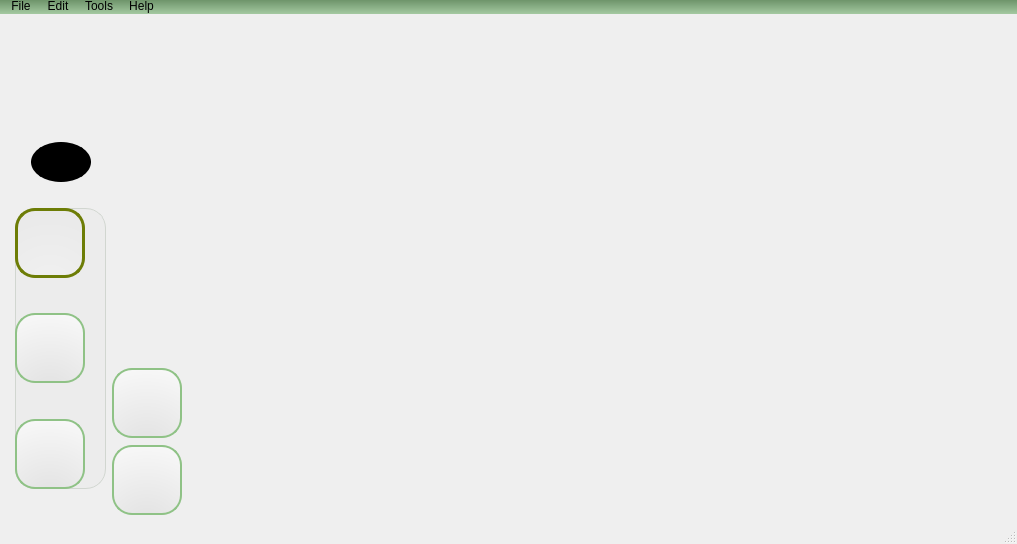
This is onlineboard.ui in MaxMalts/Online_Board as Qt 5 draws it before an edit. The edited form follows.
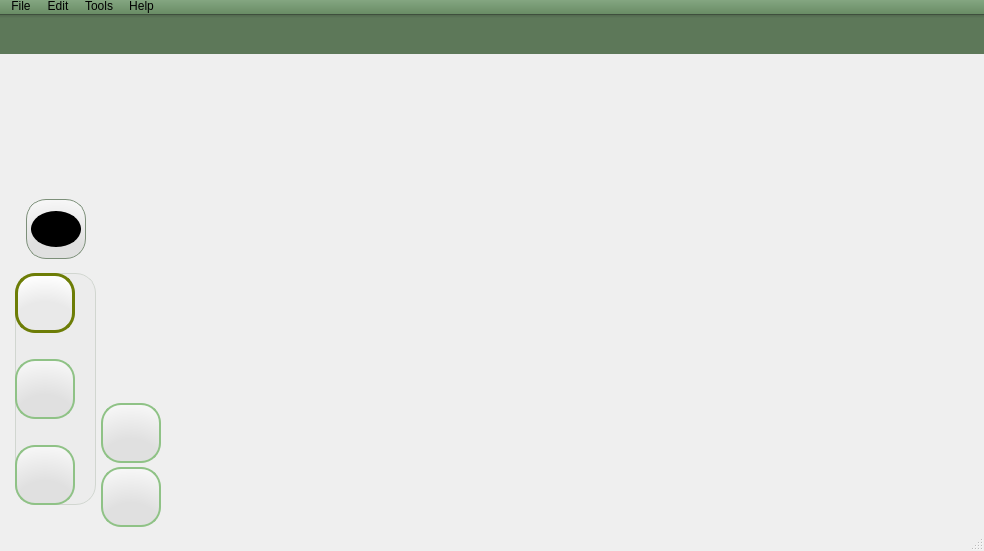
This is the edited form. Icons and pictures are not drawn.

Commit message: Prepared for tools properties implementation; modified buttons and color button for better user experience

```diff
--- a/onlineboard.ui
+++ b/onlineboard.ui
@@ -6,8 +6,8 @@
    <rect>
     <x>0</x>
     <y>0</y>
-    <width>1017</width>
-    <height>544</height>
+    <width>984</width>
+    <height>551</height>
    </rect>
   </property>
   <property name="windowTitle">
@@ -26,42 +26,61 @@
    <property name="focusPolicy">
     <enum>Qt::StrongFocus</enum>
    </property>
-   <layout class="QGridLayout" name="gridLayout">
+   <layout class="QVBoxLayout" name="verticalLayout_5">
+    <property name="spacing">
+     <number>0</number>
+    </property>
+    <property name="leftMargin">
+     <number>0</number>
+    </property>
+    <property name="topMargin">
+     <number>0</number>
+    </property>
+    <property name="rightMargin">
+     <number>0</number>
+    </property>
+    <property name="bottomMargin">
+     <number>0</number>
+    </property>
+    <item>
+     <widget class="QWidget" name="toolProps" native="true">
+      <property name="sizePolicy">
+       <sizepolicy hsizetype="Expanding" vsizetype="Fixed">
+        <horstretch>0</horstretch>
+        <verstretch>0</verstretch>
+       </sizepolicy>
+      </property>
+      <property name="minimumSize">
+       <size>
+        <width>0</width>
+        <height>40</height>
+       </size>
+      </property>
+      <property name="maximumSize">
+       <size>
+        <width>16777215</width>
+        <height>40</height>
+       </size>
+      </property>
+      <property name="styleSheet">
+       <string notr="true">QWidget {
+	background: qlineargradient(x1:0, y1:0, x2:0, y2:1, stop:0 #4e634b, stop:0.1 #5d7859);
+	border-top: 1px solid #3e4f3d;
+}</string>
+      </property>
+     </widget>
+    </item>
+    <item>
+     <layout class="QGridLayout" name="gridLayout_">
     <property name="leftMargin">
      <number>15</number>
     </property>
-    <property name="bottomMargin">
-     <number>0</number>
-    </property>
-    <item row="0" column="0">
-     <spacer name="verticalSpacer_3">
-      <property name="orientation">
-       <enum>Qt::Vertical</enum>
+      <property name="topMargin">
+       <number>11</number>
+      </property>
+      <property name="rightMargin">
+       <number>11</number>
       </property>
-      <property name="sizeType">
-       <enum>QSizePolicy::Preferred</enum>
-      </property>
-      <property name="sizeHint" stdset="0">
-       <size>
-        <width>20</width>
-        <height>204</height>
-       </size>
-      </property>
-     </spacer>
-    </item>
-    <item row="1" column="2">
-     <spacer name="horizontalSpacer">
-      <property name="orientation">
-       <enum>Qt::Horizontal</enum>
-      </property>
-      <property name="sizeHint" stdset="0">
-       <size>
-        <width>862</width>
-        <height>20</height>
-       </size>
-      </property>
-     </spacer>
-    </item>
     <item row="1" column="0">
      <widget class="QWidget" name="toolsContainer" native="true">
       <property name="sizePolicy">
@@ -72,14 +91,14 @@
       </property>
       <property name="minimumSize">
        <size>
-        <width>170</width>
-        <height>380</height>
+          <width>150</width>
+          <height>330</height>
        </size>
       </property>
       <property name="maximumSize">
        <size>
-        <width>170</width>
-        <height>380</height>
+          <width>150</width>
+          <height>330</height>
        </size>
       </property>
       <property name="mouseTracking">
@@ -89,9 +108,9 @@
        <property name="geometry">
         <rect>
          <x>0</x>
-         <y>66</y>
-         <width>91</width>
-         <height>281</height>
+           <y>74</y>
+           <width>81</width>
+           <height>232</height>
         </rect>
        </property>
        <property name="sizePolicy">
@@ -102,14 +121,14 @@
        </property>
        <property name="minimumSize">
         <size>
-         <width>91</width>
-         <height>281</height>
+           <width>0</width>
+           <height>0</height>
         </size>
        </property>
        <property name="maximumSize">
         <size>
-         <width>91</width>
-         <height>281</height>
+           <width>16777215</width>
+           <height>16777215</height>
         </size>
        </property>
        <property name="mouseTracking">
@@ -139,14 +158,14 @@
           </property>
           <property name="minimumSize">
            <size>
-            <width>70</width>
-            <height>70</height>
+              <width>60</width>
+              <height>60</height>
            </size>
           </property>
           <property name="maximumSize">
            <size>
-            <width>70</width>
-            <height>70</height>
+              <width>60</width>
+              <height>60</height>
            </size>
           </property>
           <property name="cursor">
@@ -157,17 +176,21 @@
           </property>
           <property name="styleSheet">
            <string notr="true">QToolButton {
-	background: qradialgradient(cx:0.5, cy:1.2, radius:1.2, fx:0.5, fy:1.2, stop:0 #e0e0e0, stop:1 #f7f7f7);
+	background: qradialgradient(cx:0.5, cy:1.2, radius:1.2, fx:0.5, fy:1.2, stop:0.5 #e0e0e0, stop:1 #f7f7f7);
 	border: 2px solid #8fc286;
 	border-radius: 20px;
 }
 
 QToolButton:hover {
-	background: qradialgradient(cx:0.5, cy:1.2, radius:1.2, fx:0.5, fy:1.2, stop:0 #d5d5d5, stop:1 #f6f6f6);
+	background: qradialgradient(cx:0.5, cy:1.2, radius:1.2, fx:0.5, fy:1.2, stop:0.6 #e9e9e9, stop:1 #fff);
+}
+
+QToolButton:pressed {
+	background: qradialgradient(cx:0.5, cy:1.2, radius:1.2, fx:0.5, fy:1.2, stop:0.8 #dedede, stop:1 #d0d0d0);
 }
 
 QToolButton:checked {
-	background: qradialgradient(cx:0.5, cy:1.2, radius:1.2, fx:0.5, fy:1.2, stop:0 #f1f1f1, stop:1 #e9e9e9);
+	background: qradialgradient(cx:0.5, cy:1.2, radius:1.2, fx:0.5, fy:1.2, stop:0.6 #e9e9e9, stop:1 #fff);
 	border-width: 3px;
 	border-color: #6d7d06;
 }
@@ -223,14 +246,14 @@
           </property>
           <property name="minimumSize">
            <size>
-            <width>70</width>
-            <height>70</height>
+              <width>60</width>
+              <height>60</height>
            </size>
           </property>
           <property name="maximumSize">
            <size>
-            <width>70</width>
-            <height>70</height>
+              <width>60</width>
+              <height>60</height>
            </size>
           </property>
           <property name="cursor">
@@ -241,17 +264,21 @@
           </property>
           <property name="styleSheet">
            <string notr="true">QToolButton {
-	background: qradialgradient(cx:0.5, cy:1.2, radius:1.2, fx:0.5, fy:1.2, stop:0 #e0e0e0, stop:1 #f7f7f7);
+	background: qradialgradient(cx:0.5, cy:1.2, radius:1.2, fx:0.5, fy:1.2, stop:0.5 #e0e0e0, stop:1 #f7f7f7);
 	border: 2px solid #8fc286;
 	border-radius: 20px;
 }
 
 QToolButton:hover {
-	background: qradialgradient(cx:0.5, cy:1.2, radius:1.2, fx:0.5, fy:1.2, stop:0 #d5d5d5, stop:1 #f6f6f6);
+	background: qradialgradient(cx:0.5, cy:1.2, radius:1.2, fx:0.5, fy:1.2, stop:0.6 #e9e9e9, stop:1 #fff);
+}
+
+QToolButton:pressed {
+	background: qradialgradient(cx:0.5, cy:1.2, radius:1.2, fx:0.5, fy:1.2, stop:0.8 #dedede, stop:1 #d0d0d0);
 }
 
 QToolButton:checked {
-	background: qradialgradient(cx:0.5, cy:1.2, radius:1.2, fx:0.5, fy:1.2, stop:0 #f1f1f1, stop:1 #e9e9e9);
+	background: qradialgradient(cx:0.5, cy:1.2, radius:1.2, fx:0.5, fy:1.2, stop:0.6 #e9e9e9, stop:1 #fff);
 	border-width: 3px;
 	border-color: #6d7d06;
 }
@@ -304,14 +331,14 @@
           </property>
           <property name="minimumSize">
            <size>
-            <width>70</width>
-            <height>70</height>
+              <width>60</width>
+              <height>60</height>
            </size>
           </property>
           <property name="maximumSize">
            <size>
-            <width>70</width>
-            <height>70</height>
+              <width>60</width>
+              <height>60</height>
            </size>
           </property>
           <property name="cursor">
@@ -322,17 +349,21 @@
           </property>
           <property name="styleSheet">
            <string notr="true">QToolButton {
-	background: qradialgradient(cx:0.5, cy:1.2, radius:1.2, fx:0.5, fy:1.2, stop:0 #e0e0e0, stop:1 #f7f7f7);
+	background: qradialgradient(cx:0.5, cy:1.2, radius:1.2, fx:0.5, fy:1.2, stop:0.5 #e0e0e0, stop:1 #f7f7f7);
 	border: 2px solid #8fc286;
 	border-radius: 20px;
 }
 
 QToolButton:hover {
-	background: qradialgradient(cx:0.5, cy:1.2, radius:1.2, fx:0.5, fy:1.2, stop:0 #d5d5d5, stop:1 #f6f6f6);
+	background: qradialgradient(cx:0.5, cy:1.2, radius:1.2, fx:0.5, fy:1.2, stop:0.6 #e9e9e9, stop:1 #fff);
+}
+
+QToolButton:pressed {
+	background: qradialgradient(cx:0.5, cy:1.2, radius:1.2, fx:0.5, fy:1.2, stop:0.8 #dedede, stop:1 #d0d0d0);
 }
 
 QToolButton:checked {
-	background: qradialgradient(cx:0.5, cy:1.2, radius:1.2, fx:0.5, fy:1.2, stop:0 #f1f1f1, stop:1 #e9e9e9);
+	background: qradialgradient(cx:0.5, cy:1.2, radius:1.2, fx:0.5, fy:1.2, stop:0.6 #e9e9e9, stop:1 #fff);
 	border-width: 3px;
 	border-color: #6d7d06;
 }
@@ -367,10 +398,10 @@
       <widget class="QWidget" name="figures" native="true">
        <property name="geometry">
         <rect>
-         <x>92</x>
-         <y>219</y>
-         <width>78</width>
-         <height>161</height>
+           <x>81</x>
+           <y>200</y>
+           <width>68</width>
+           <height>134</height>
         </rect>
        </property>
        <property name="sizePolicy">
@@ -426,14 +457,14 @@
           </property>
           <property name="minimumSize">
            <size>
-            <width>70</width>
-            <height>70</height>
+              <width>60</width>
+              <height>60</height>
            </size>
           </property>
           <property name="maximumSize">
            <size>
-            <width>70</width>
-            <height>70</height>
+              <width>60</width>
+              <height>60</height>
            </size>
           </property>
           <property name="cursor">
@@ -444,17 +475,21 @@
           </property>
           <property name="styleSheet">
            <string notr="true">QToolButton {
-	background: qradialgradient(cx:0.5, cy:1.2, radius:1.2, fx:0.5, fy:1.2, stop:0 #e0e0e0, stop:1 #f7f7f7);
+	background: qradialgradient(cx:0.5, cy:1.2, radius:1.2, fx:0.5, fy:1.2, stop:0.5 #e0e0e0, stop:1 #f7f7f7);
 	border: 2px solid #8fc286;
 	border-radius: 20px;
 }
 
 QToolButton:hover {
-	background: qradialgradient(cx:0.5, cy:1.2, radius:1.2, fx:0.5, fy:1.2, stop:0 #d5d5d5, stop:1 #f6f6f6);
+	background: qradialgradient(cx:0.5, cy:1.2, radius:1.2, fx:0.5, fy:1.2, stop:0.6 #e9e9e9, stop:1 #fff);
+}
+
+QToolButton:pressed {
+	background: qradialgradient(cx:0.5, cy:1.2, radius:1.2, fx:0.5, fy:1.2, stop:0.8 #dedede, stop:1 #d0d0d0);
 }
 
 QToolButton:checked {
-	background: qradialgradient(cx:0.5, cy:1.2, radius:1.2, fx:0.5, fy:1.2, stop:0 #f1f1f1, stop:1 #e9e9e9);
+	background: qradialgradient(cx:0.5, cy:1.2, radius:1.2, fx:0.5, fy:1.2, stop:0.6 #e9e9e9, stop:1 #fff);
 	border-width: 3px;
 	border-color: #6d7d06;
 }
@@ -491,14 +526,14 @@
           </property>
           <property name="minimumSize">
            <size>
-            <width>70</width>
-            <height>70</height>
+              <width>60</width>
+              <height>60</height>
            </size>
           </property>
           <property name="maximumSize">
            <size>
-            <width>70</width>
-            <height>70</height>
+              <width>60</width>
+              <height>60</height>
            </size>
           </property>
           <property name="cursor">
@@ -509,17 +544,21 @@
           </property>
           <property name="styleSheet">
            <string notr="true">QToolButton {
-	background: qradialgradient(cx:0.5, cy:1.2, radius:1.2, fx:0.5, fy:1.2, stop:0 #e0e0e0, stop:1 #f7f7f7);
+	background: qradialgradient(cx:0.5, cy:1.2, radius:1.2, fx:0.5, fy:1.2, stop:0.5 #e0e0e0, stop:1 #f7f7f7);
 	border: 2px solid #8fc286;
 	border-radius: 20px;
 }
 
 QToolButton:hover {
-	background: qradialgradient(cx:0.5, cy:1.2, radius:1.2, fx:0.5, fy:1.2, stop:0 #d5d5d5, stop:1 #f6f6f6);
+	background: qradialgradient(cx:0.5, cy:1.2, radius:1.2, fx:0.5, fy:1.2, stop:0.6 #e9e9e9, stop:1 #fff);
+}
+
+QToolButton:pressed {
+	background: qradialgradient(cx:0.5, cy:1.2, radius:1.2, fx:0.5, fy:1.2, stop:0.8 #dedede, stop:1 #d0d0d0);
 }
 
 QToolButton:checked {
-	background: qradialgradient(cx:0.5, cy:1.2, radius:1.2, fx:0.5, fy:1.2, stop:0 #f1f1f1, stop:1 #e9e9e9);
+	background: qradialgradient(cx:0.5, cy:1.2, radius:1.2, fx:0.5, fy:1.2, stop:0.6 #e9e9e9, stop:1 #fff);
 	border-width: 3px;
 	border-color: #6d7d06;
 }
@@ -548,17 +587,17 @@
         </item>
        </layout>
       </widget>
-      <widget class="QPushButton" name="colorButton">
+        <widget class="QToolButton" name="buttonColor">
        <property name="geometry">
         <rect>
-         <x>16</x>
+           <x>11</x>
          <y>0</y>
          <width>60</width>
-         <height>40</height>
+           <height>60</height>
         </rect>
        </property>
        <property name="sizePolicy">
-        <sizepolicy hsizetype="Fixed" vsizetype="Fixed">
+          <sizepolicy hsizetype="Maximum" vsizetype="Expanding">
          <horstretch>0</horstretch>
          <verstretch>0</verstretch>
         </sizepolicy>
@@ -566,34 +605,112 @@
        <property name="minimumSize">
         <size>
          <width>60</width>
-         <height>40</height>
+           <height>60</height>
         </size>
        </property>
        <property name="maximumSize">
         <size>
          <width>60</width>
-         <height>40</height>
+           <height>60</height>
         </size>
        </property>
        <property name="cursor">
         <cursorShape>PointingHandCursor</cursorShape>
        </property>
-       <property name="autoFillBackground">
+         <property name="focusPolicy">
+          <enum>Qt::StrongFocus</enum>
+         </property>
+         <property name="styleSheet">
+          <string notr="true">QToolButton {
+	background: qradialgradient(cx:0.5, cy:1.2, radius:1.2, fx:0.5, fy:1.2, stop:0.5 #e0e0e0, stop:1 #f7f7f7);
+	border: 1px solid #7c8f79;
+	border-radius: 20px;
+}
+
+QToolButton:hover {
+	background: qradialgradient(cx:0.5, cy:1.2, radius:1.2, fx:0.5, fy:1.2, stop:0.6 #e9e9e9, stop:1 #fff);
+}
+
+QToolButton:pressed {
+	background: qradialgradient(cx:0.5, cy:1.2, radius:1.2, fx:0.5, fy:1.2, stop:0.8 #dedede, stop:1 #d0d0d0);
+}
+
+QToolButton:checked {
+	background: qradialgradient(cx:0.5, cy:1.2, radius:1.2, fx:0.5, fy:1.2, stop:0.6 #e9e9e9, stop:1 #fff);
+	border-width: 3px;
+	border-color: #6d7d06;
+}
+
+QToolButton::menu-indicator {
+	image: none;
+}</string>
+         </property>
+         <property name="text">
+          <string/>
+         </property>
+         <property name="iconSize">
+          <size>
+           <width>50</width>
+           <height>50</height>
+          </size>
+         </property>
+         <property name="checkable">
         <bool>false</bool>
        </property>
+         <property name="checked">
+          <bool>false</bool>
+         </property>
+         <widget class="QWidget" name="colorPreview" native="true">
+          <property name="geometry">
+           <rect>
+            <x>5</x>
+            <y>12</y>
+            <width>50</width>
+            <height>36</height>
+           </rect>
+          </property>
        <property name="styleSheet">
-        <string notr="true">QPushButton {
+           <string notr="true">QWidget {
 	background-color: black;
 	border: 2px solid;
 	border-color: black;
-	border-radius: 30px 20px;
+	border-radius: 25px 18px;
 }</string>
        </property>
-       <property name="text">
-        <string/>
-       </property>
-      </widget>
-     </widget>
+         </widget>
+        </widget>
+       </widget>
+      </item>
+      <item row="0" column="0">
+       <spacer name="verticalSpacer_3">
+        <property name="orientation">
+         <enum>Qt::Vertical</enum>
+        </property>
+        <property name="sizeType">
+         <enum>QSizePolicy::Expanding</enum>
+        </property>
+        <property name="sizeHint" stdset="0">
+         <size>
+          <width>20</width>
+          <height>20</height>
+         </size>
+        </property>
+       </spacer>
+      </item>
+      <item row="1" column="1">
+       <spacer name="horizontalSpacer">
+        <property name="orientation">
+         <enum>Qt::Horizontal</enum>
+        </property>
+        <property name="sizeHint" stdset="0">
+         <size>
+          <width>862</width>
+          <height>20</height>
+         </size>
+        </property>
+       </spacer>
+      </item>
+     </layout>
     </item>
    </layout>
   </widget>
@@ -602,7 +719,7 @@
     <rect>
      <x>0</x>
      <y>0</y>
-     <width>1017</width>
+     <width>984</width>
      <height>21</height>
     </rect>
    </property>
@@ -611,7 +728,7 @@
    </property>
    <property name="styleSheet">
     <string notr="true">QMenuBar {
-	background: qlineargradient(x1:0, y1:0, x2:0, y2:1, stop:0 #6e946a, stop:1 #a4c9a1);
+	background: qlineargradient(x1:0, y1:0, x2:0, y2:1, stop:0 #84a681, stop:1 #698c65);
 }
 
 QMenuBar::item {
```
Left out of the diff: 46 changed lines with no effect on the pictures. Lines whose indentation alone changed are shown as unchanged. The commit also changes 3 other files.
